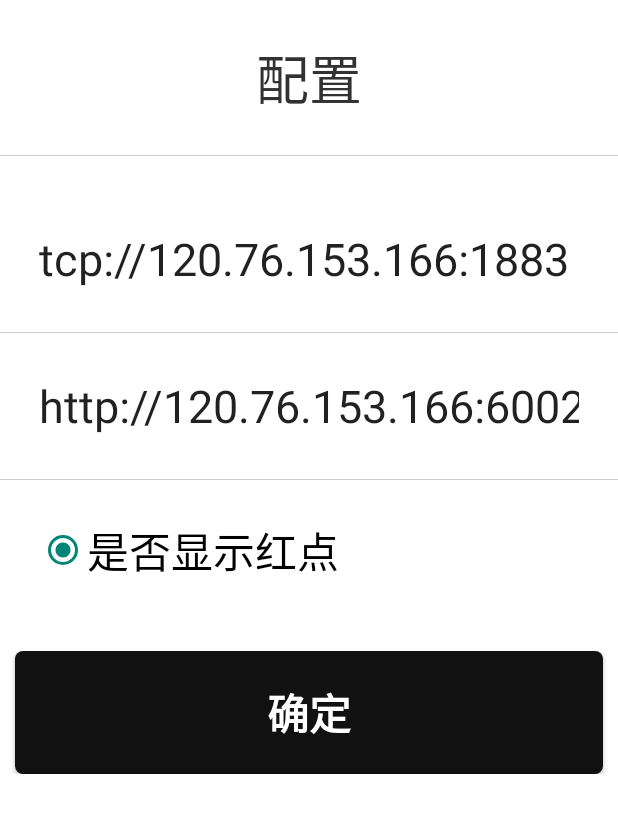
After one commit to longkehuawei/dabaTv, an Android app: the ConfigureActivity screen opened directly, with no data from a screen before it, on a phone screen of 412 x 824 dp. The commit adds this screen. Shown: the top 813 px of the screen. Run offline under Robolectric (Android 15) with nearby library versions, the phone set to English and light mode, and no system bars; our stand-ins replace ButterKnife.

Commit message:
配置url

```diff
--- a/app/src/main/AndroidManifest.xml
+++ b/app/src/main/AndroidManifest.xml
@@ -34,6 +34,7 @@
                 <category android:name="android.intent.category.LAUNCHER"/>
             </intent-filter>
         </activity>
+        <activity android:name=".ConfigureActivity"></activity>
         <service android:name="org.eclipse.paho.android.service.MqttService">
         </service>
 
--- /dev/null
+++ b/app/src/main/java/com/longke/shot/ConfigureActivity.java
@@ -0,0 +1,50 @@
+package com.longke.shot;
+
+import android.content.Intent;
+import android.os.Bundle;
+import android.support.v7.app.AppCompatActivity;
+import android.widget.Button;
+import android.widget.EditText;
+import android.widget.RadioButton;
+import android.widget.TextView;
+
+import butterknife.ButterKnife;
+import butterknife.InjectView;
+import butterknife.OnClick;
+
+public class ConfigureActivity extends AppCompatActivity {
+
+    @InjectView(R.id.addrss_name_tv)
+    TextView addrssNameTv;
+    @InjectView(R.id.tcp_name)
+    EditText tcpName;
+    @InjectView(R.id.url_name)
+    EditText urlName;
+    @InjectView(R.id.isRed)
+    RadioButton isRed;
+    @InjectView(R.id.bt_queding)
+    Button btQueding;
+    private boolean isFromMain;
+
+    @Override
+    protected void onCreate(Bundle savedInstanceState) {
+        super.onCreate(savedInstanceState);
+        setContentView(R.layout.activity_configure);
+        ButterKnife.inject(this);
+        isFromMain=getIntent().getBooleanExtra("isFromMain",false);
+        tcpName.setText("tcp://120.76.153.166:1883");
+        urlName.setText("http://120.76.153.166:6002");
+    }
+
+    @OnClick(R.id.bt_queding)
+    public void onViewClicked() {
+        SharedPreferencesUtil.put(ConfigureActivity.this, SharedPreferencesUtil.ServerUri,tcpName.getText().toString());
+        SharedPreferencesUtil.put(ConfigureActivity.this, SharedPreferencesUtil.BASE_URL,urlName.getText().toString());
+        SharedPreferencesUtil.put(ConfigureActivity.this, SharedPreferencesUtil.IS_RED,isRed.isChecked());
+        if(isFromMain){
+            startActivity(new Intent(ConfigureActivity.this,MainActivity.class));
+        }
+        finish();
+
+    }
+}
--- a/app/src/main/java/com/longke/shot/MainActivity.java
+++ b/app/src/main/java/com/longke/shot/MainActivity.java
@@ -3,9 +3,9 @@ package com.longke.shot;
 
 import android.app.Dialog;
 import android.content.Context;
+import android.content.Intent;
 import android.content.res.AssetFileDescriptor;
 import android.content.res.Configuration;
-import android.media.AudioManager;
 import android.media.MediaPlayer;
 import android.net.Uri;
 import android.os.Bundle;
@@ -14,6 +14,7 @@ import android.os.Handler;
 import android.os.Message;
 import android.os.Vibrator;
 import android.support.v7.app.AppCompatActivity;
+import android.text.TextUtils;
 import android.util.DisplayMetrics;
 import android.util.Log;
 import android.view.Display;
@@ -101,7 +102,7 @@ public class MainActivity extends AppCompatActivity {
     TextView numTv;
     MqttAndroidClient mqttAndroidClient;
 
-    final String serverUri = "tcp://192.168.31.23:1883";
+     String serverUri = "tcp://192.168.31.23:1883";
 
     String clientId = "ExampleAndroidClient";
     final String ShootReady = "ShootReady";
@@ -125,6 +126,7 @@ public class MainActivity extends AppCompatActivity {
     private int clickCount;
     private long preClickTime;
     private boolean isShowRed=true;
+    private boolean isShowRedOpen=true;
     private Vibrator vibrator;
     private String music = "f2.mp3";
     private long[] pattern = { 0, 2000, 1000 };
@@ -176,7 +178,14 @@ public class MainActivity extends AppCompatActivity {
         setContentView(R.layout.activity_main);
         ButterKnife.inject(this);
         initView();
-
+        serverUri= (String) SharedPreferencesUtil.get(MainActivity.this,SharedPreferencesUtil.ServerUri,"");
+        if(TextUtils.isEmpty(serverUri)){
+            startActivity(new Intent(MainActivity.this,ConfigureActivity.class).putExtra("isFromMain",true));
+            finish();
+            return;
+        }
+        Urls.BASE_URL= (String) SharedPreferencesUtil.get(MainActivity.this,SharedPreferencesUtil.BASE_URL,"");
+        isShowRedOpen= (boolean) SharedPreferencesUtil.get(MainActivity.this,SharedPreferencesUtil.IS_RED,true);
         DisplayMetrics dm = new DisplayMetrics();
         getWindowManager().getDefaultDisplay().getMetrics(dm);
 
--- a/app/src/main/java/com/longke/shot/RegisterActivity.java
+++ b/app/src/main/java/com/longke/shot/RegisterActivity.java
@@ -68,7 +68,7 @@ public class RegisterActivity extends Activity {
             return;
         }
         deviceId= UUIDS.getUUID();
-        mSnText.setText("pad序列号:"+deviceId);
+        mSnText.setText("TV序列号:"+deviceId);
 
 
     }
@@ -138,7 +138,7 @@ public class RegisterActivity extends Activity {
     @OnClick(R.id.bt_get_check_code)
     public void onClick() {
         if(isEmpty(mPadName.getText().toString().trim())){
-            Toast.makeText(RegisterActivity.this,"请输入pad的名字",Toast.LENGTH_SHORT);
+            Toast.makeText(RegisterActivity.this,"请输入TV的名字",Toast.LENGTH_SHORT);
             return;
         }
         dialog = new ProgressDialog(RegisterActivity.this);
@@ -189,4 +189,8 @@ public class RegisterActivity extends Activity {
                     }
                 });
     }
+    @OnClick(R.id.peizhi)
+    public void onViewClicked() {
+        startActivity(new Intent(RegisterActivity.this,ConfigureActivity.class));
+    }
 }
--- a/app/src/main/java/com/longke/shot/SharedPreferencesUtil.java
+++ b/app/src/main/java/com/longke/shot/SharedPreferencesUtil.java
@@ -15,6 +15,9 @@ public class SharedPreferencesUtil {
     public static final String UserCode="UserCode" ;
     public static final String Id="Id" ;
     public static final String UserSecret="UserSecret" ;
+    public static final String ServerUri="serverUri" ;
+    public static final String BASE_URL="BASE_URL" ;
+    public static final String IS_RED="isRed" ;
     /**
      * 保存在手机里面的文件名
      */
--- a/app/src/main/java/com/longke/shot/Urls.java
+++ b/app/src/main/java/com/longke/shot/Urls.java
@@ -5,7 +5,7 @@ package com.longke.shot;
  */
 
 public class Urls {
-    public static final String BASE_URL="http://192.168.31.121:81";
+    public static  String BASE_URL="http://192.168.31.121:81";
 
     public static final String GetTrainStudentData = BASE_URL +"/api/TrainStudent/GetTrainStudentDataByTVCode";
     public static final String EndShoot = BASE_URL +"/api/TrainStudent/EndShoot";
--- a/app/src/main/java/com/longke/shot/view/PointView.java
+++ b/app/src/main/java/com/longke/shot/view/PointView.java
@@ -85,7 +85,7 @@ public class PointView extends View {
             if(isShowRed) {
                 Info.DataBean.ShootDetailListBean shootDetailListBean = mShootDetailListBean.get(i);
                 canvas.drawCircle(shootDetailListBean.getX() * pre, shootDetailListBean.getY() * pre, shootDetailListBean.getWidth() * pre / 2, mPaint);
-                mPaint.setTextSize(30);
+                mPaint.setTextSize(20);
                 canvas.drawText("" + (i + 1), shootDetailListBean.getX() * pre - shootDetailListBean.getWidth() * pre / 2, shootDetailListBean.getY() * pre - shootDetailListBean.getWidth() * pre / 2, mPaint);
              }
             }
--- /dev/null
+++ b/app/src/main/res/layout/activity_configure.xml
@@ -0,0 +1,128 @@
+<?xml version="1.0" encoding="utf-8"?>
+<LinearLayout
+    xmlns:android="http://schemas.android.com/apk/res/android"
+    android:layout_width="fill_parent"
+    android:layout_height="fill_parent"
+    android:orientation="vertical"
+    android:background="@android:color/white"
+    android:scrollbars="none">
+
+    <RelativeLayout
+        android:id="@+id/title_bar"
+        android:layout_height="wrap_content"
+        android:layout_width="match_parent"
+        android:padding="25dp"
+        android:background="@color/title_bar_color">
+
+
+        <TextView
+            android:id="@+id/addrss_name_tv"
+            android:layout_width="wrap_content"
+            android:layout_height="wrap_content"
+            android:layout_centerInParent="true"
+
+            android:text="配置"
+            android:textColor="@color/title_text_color"
+            android:textSize="35.0sp" />
+
+    </RelativeLayout>
+
+    <View
+        android:layout_width="fill_parent"
+        android:layout_height="0.5dip"
+        android:background="#cccccc" />
+
+    <ScrollView
+        android:layout_width="fill_parent"
+        android:layout_height="fill_parent"
+        android:scrollbars="none">
+
+
+
+        <LinearLayout
+            android:id="@+id/ll_quick_login"
+            android:layout_width="fill_parent"
+            android:layout_height="wrap_content"
+            android:layout_marginTop="20.0dip"
+
+            android:orientation="vertical"
+            android:visibility="visible">
+            <RelativeLayout
+                android:layout_width="fill_parent"
+                android:layout_height="wrap_content"
+                android:background="@android:color/white">
+
+                <EditText
+                    android:id="@+id/tcp_name"
+                    android:layout_width="fill_parent"
+                    android:layout_height="wrap_content"
+                    android:layout_centerVertical="true"
+                    android:background="@null"
+                    android:hint="请输入消息Tcp地址"
+                    android:padding="26.0dip"
+                    android:textSize="30sp"
+                    android:scrollHorizontally="true"
+                    android:singleLine="true"
+                    android:textColorHint="@color/gray01"
+                    />
+
+
+            </RelativeLayout>
+            <View
+                android:layout_width="fill_parent"
+                android:layout_height="0.5dip"
+                android:background="#cccccc" />
+            <RelativeLayout
+                android:layout_width="fill_parent"
+                android:layout_height="wrap_content"
+                android:background="@android:color/white">
+
+                <EditText
+                    android:id="@+id/url_name"
+                    android:layout_width="fill_parent"
+                    android:layout_height="wrap_content"
+                    android:layout_centerVertical="true"
+                    android:background="@null"
+                    android:hint="请输入服务器地址"
+                    android:padding="26.0dip"
+                    android:textSize="30sp"
+                    android:scrollHorizontally="true"
+                    android:singleLine="true"
+                    android:textColorHint="@color/gray01"
+                    />
+
+
+            </RelativeLayout>
+            <View
+                android:layout_width="fill_parent"
+                android:layout_height="0.5dip"
+                android:background="#cccccc" />
+            <RadioButton
+                android:id="@+id/isRed"
+                android:layout_width="wrap_content"
+                android:text="是否显示红点"
+                android:checked="true"
+                android:layout_margin="26dp"
+                android:textSize="28.0sp"
+                android:layout_height="wrap_content" />
+
+
+
+
+            <Button
+                android:id="@+id/bt_queding"
+                android:layout_width="fill_parent"
+                android:layout_height="wrap_content"
+                android:layout_marginLeft="10.0dip"
+                android:layout_marginRight="10.0dip"
+                android:layout_marginTop="20.0dip"
+                android:background="@drawable/round_btn_orange_self_selector"
+                android:text="确定"
+                android:padding="20dp"
+                android:textColor="@android:color/white"
+                android:textSize="28.0sp"
+                android:textStyle="bold"
+                android:visibility="visible" />
+        </LinearLayout>
+    </ScrollView>
+</LinearLayout>
--- a/app/src/main/res/layout/activity_register_view.xml
+++ b/app/src/main/res/layout/activity_register_view.xml
@@ -24,6 +24,14 @@
             android:text="注册"
             android:textColor="@color/title_text_color"
             android:textSize="35.0sp" />
+        <TextView
+            android:id="@+id/peizhi"
+            android:layout_width="wrap_content"
+            android:text="配置"
+            android:textColor="@color/title_text_color"
+            android:textSize="25.0sp"
+            android:layout_alignParentRight="true"
+            android:layout_height="wrap_content" />
     </RelativeLayout>
 
     <View
```
